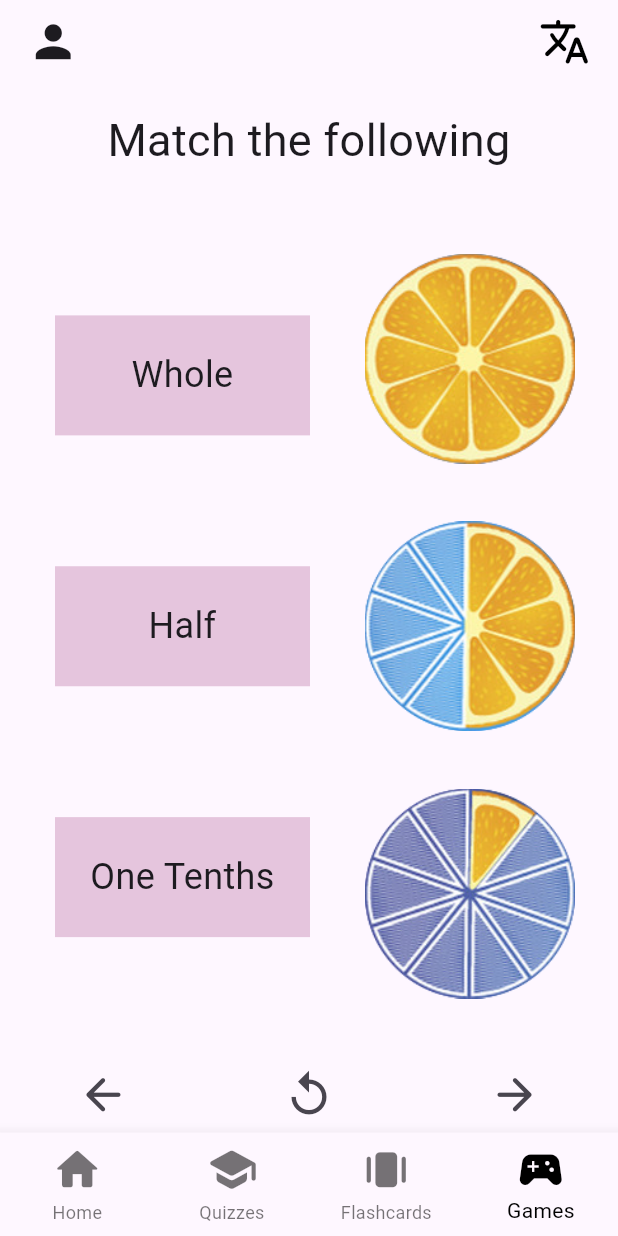
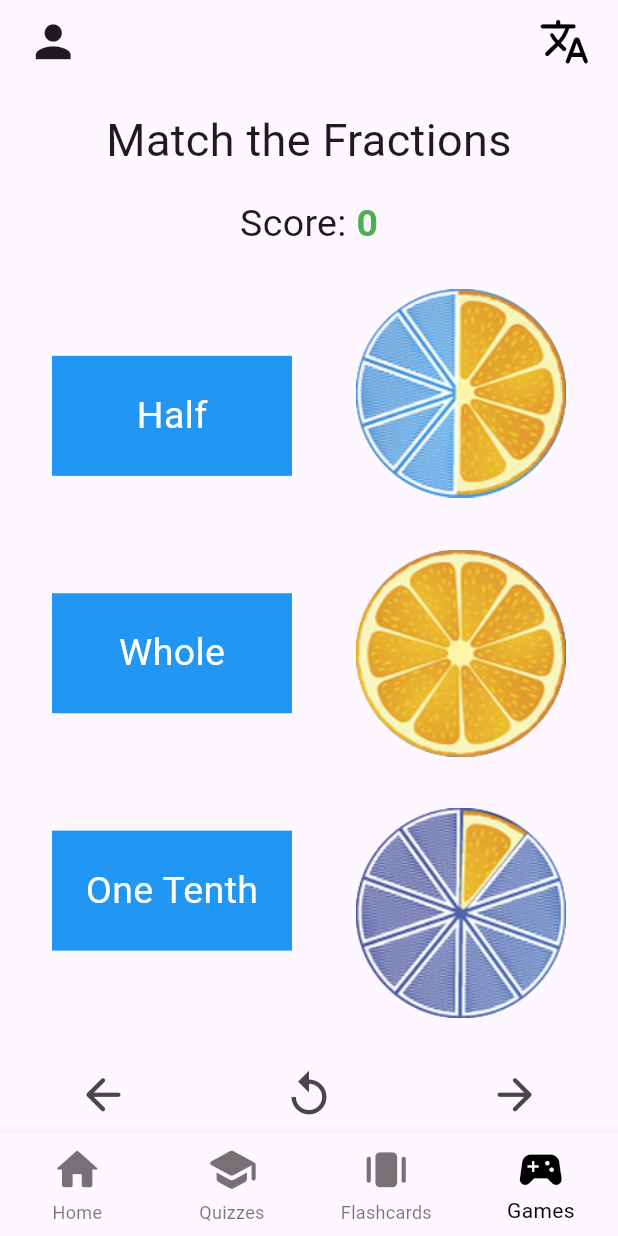
Before and after one commit to FIH-Fractions/bilingual_fractions_flutter_app, a Flutter app: the screen it shows after launch, item 4 of the bottom bar chosen, on a phone screen of 412 x 824 dp. Run offline on Flutter 3.47's test engine with Material 3 defaults, Android fonts, the phone set to English and light mode, and no system bars; our stand-ins replace flip_card, flutter_tts, table_calendar.

Commit message:
Improved matching game
Add randomization in matching game, updated UI, added reset and score features

```diff
--- a/lib/games/games.dart
+++ b/lib/games/games.dart
@@ -22,117 +22,139 @@ class MatchGame extends StatefulWidget {
 }
 
 class _MatchGameState extends State<MatchGame> {
-  // Map of items to their matches, using item:image path format
-  final Map<String, String> _items = {
-    'Whole': 'assets/games/whole.png',
-    'Half': 'assets/games/half.png',
-    'One Tenths': 'assets/games/one_tenth.png',
-  };
+  late List<ItemModel> items;
+  late List<ItemModel> shuffledItems;
+  late int score;
+  late bool gameOver;
 
-  // Track matched items to remove them
-  Set<String> _matchedItems = Set();
+  @override
+  void initState() {
+    super.initState();
+    initGame();
+  }
+
+  initGame(){
+    gameOver = false;
+    score=0;
+    items = [
+      ItemModel(imagePath: 'assets/games/half.png', name: "Half", value: "Half"),
+      ItemModel(imagePath: 'assets/games/one_tenth.png', name: "One Tenth", value: "One Tenth"),
+      ItemModel(imagePath: 'assets/games/whole.png', name: "Whole", value: "Whole"),
+    ];
+    shuffledItems = List<ItemModel>.from(items);
+    items.shuffle();
+    shuffledItems.shuffle();
+  }
 
   @override
   Widget build(BuildContext context) {
+    if(items.length == 0)
+      gameOver = true;
     return Column(
-      mainAxisAlignment: MainAxisAlignment.start,
-      children: [
+      mainAxisAlignment: MainAxisAlignment.spaceEvenly,
+      children: <Widget>[
         const Padding(
           padding: EdgeInsets.all(16.0),
           child: Text(
-            'Match the following',
+            'Match the Fractions',
             textAlign: TextAlign.center,
             style: TextStyle(fontSize: 30),
           ),
         ),
+        Text.rich(TextSpan(
+            children: [
+              TextSpan(text: "Score: ", style: const TextStyle(fontSize: 25)),
+              TextSpan(text: "$score", style: const TextStyle(
+                color: Colors.green,
+                fontWeight: FontWeight.bold,
+                fontSize: 25,
+              ))
+            ]
+        )
+        ),
+        if(!gameOver)
           Expanded(
             child: Row(
               mainAxisAlignment: MainAxisAlignment.spaceEvenly,
-            children: [
+              children: <Widget>[
                 Column(
                     mainAxisAlignment: MainAxisAlignment.spaceEvenly,
-                children: _items.keys.map((item) {
-                  if (!_matchedItems.contains(item)) {
-                    return Draggable<String>(
+                    children: items.map((item) {
+                      return Container(
+                        margin: const EdgeInsets.all(8.0),
+                        child: Draggable<ItemModel>(
                           data: item,
+                          childWhenDragging: Container(
+                            color: Colors.grey[200],
+                            width: 160,
+                            height: 80,
+                            alignment: Alignment.center,
+                            child: Text(
+                              item.name,
+                              style: TextStyle(color: Colors.grey, fontSize: 25),
+                            ),
+                          ),
                           feedback: Material(
+                            color: Colors.transparent,
                             child: Container(
+                              color: Colors.blue,
+                              width: 160,
                               height: 80,
-                          width: 170,
-                          color: Color(0xFFF354D0),
-                          child: Center(
+                              alignment: Alignment.center,
                               child: Text(
-                                item,
-                                textAlign: TextAlign.center,
-                                style: TextStyle(fontSize: 24,),
-                              )
+                                item.name,
+                                style: TextStyle(color: Colors.white, fontSize: 25),
                               ),
                             ),
                           ),
-                      childWhenDragging: Container(
+                          child: Container(
+                            color: Colors.blue,
+                            width: 160,
                             height: 80,
-                        width: 170,
-                        color: Color(0xFFE5C5DD),
-                        child: Center(
+                            alignment: Alignment.center,
                             child: Text(
-                              item,
-                              textAlign: TextAlign.center,
-                              style: TextStyle(fontSize: 24,),
-                            )
+                              item.name,
+                              style: TextStyle(color: Colors.white, fontSize: 25),
                             ),
-                      ),
-                      child: Container(
-                        margin: const EdgeInsets.all(8.0),
-                        color: Color(0xFFE5C5DD),
-                        height: 80,
-                        width: 170,
-                        child: Center(
-                            child: Text(
-                              item,
-                              textAlign: TextAlign.center,
-                              style: TextStyle(fontSize: 24,),
-                            )
                           ),
                         ),
                       );
-                  } else {
-                    return Container(); // Placeholder for matched items
-                  }
-                }).toList(),
+                    }).toList()
                 ),
+
                 // Column for target areas
                 Column(
                   mainAxisAlignment: MainAxisAlignment.spaceEvenly,
-              children: _items.entries.map((entry) {
-                if (!_matchedItems.contains(entry.key)) {
-                  return DragTarget<String>(
-                    onAccept: (receivedItem) {
-                      if (receivedItem == entry.key) {
+                    children: shuffledItems.map((item){
+                      return DragTarget<ItemModel>(
+                        onAccept: (receivedItem){
+                          if(item.value== receivedItem.value){
                             setState(() {
-                          _matchedItems.add(entry.key); // Mark as matched
+                              items.remove(receivedItem);
+                              shuffledItems.remove(item);
+                              score+=10;
+                            });
+
+                          }else{
+                            setState(() {
+                              score-=5;
                             });
                           }
                         },
-                    builder: (
-                        BuildContext context,
-                        List<dynamic> accepted,
-                        List<dynamic> rejected,
-                        ) {
-                      return Container(
-                        height: 140,
-                        width: 140,
-                        child: Image.asset(entry.value, fit: BoxFit.cover),
+                        onWillAccept: (receivedItem){
+                          return true;
+                        },
+                        builder: (context, acceptedItems,rejectedItem) => Container(
+                          alignment: Alignment.center,
+                          margin: const EdgeInsets.all(8.0),
+                          constraints: const BoxConstraints(
+                            maxWidth: 140,
+                            maxHeight: 140,
+                          ),
+                          child: Image.asset(item.imagePath, fit: BoxFit.cover),
+                        ),
                       );
-                    },
-                    onWillAccept: (data) {
-                      // Only accept the drag if it's the correct match
-                      return data == entry.key;
-                    },
-                  );
-                } else {
-                  return Container(); // Placeholder for matched targets
-                }
-              }).toList(),
+                    }).toList()
                 ),
               ],
             ),
@@ -145,14 +167,29 @@ class _MatchGameState extends State<MatchGame> {
               icon: Icon(Icons.replay, size: 35,),
               onPressed: () {
                 setState(() {
-                  _matchedItems.clear();
+                  initGame();
                 });
               },
             ),
             IconButton(icon: Icon(Icons.arrow_forward_rounded, size: 35,), onPressed: () {  },),
           ],
         ),
+        if(gameOver)
+          const Text("Game Over!", style: TextStyle(
+            color: Colors.red,
+            fontWeight: FontWeight.bold,
+            fontSize: 24.0,),
+          ),
       ],
     );
   }
 }
+
+class ItemModel {
+  final String name;
+  final String value;
+  final String imagePath;
+  ItemModel({
+    required this.name, required this.value, required this.imagePath,
+  });
+}
--- a/lib/main.dart
+++ b/lib/main.dart
@@ -6,8 +6,6 @@ import 'profile/progress.dart';
 import 'quiz/quiz.dart';
 
 void main() => runApp(const BottomNavBarApp());
-
-/*void main() => runApp(DraggableExampleApp());*/
 
 class BottomNavBarApp extends StatelessWidget {
   const BottomNavBarApp({super.key});
```
Also changed, not shown: 15 other files. Lines whose indentation alone changed are shown as unchanged.
